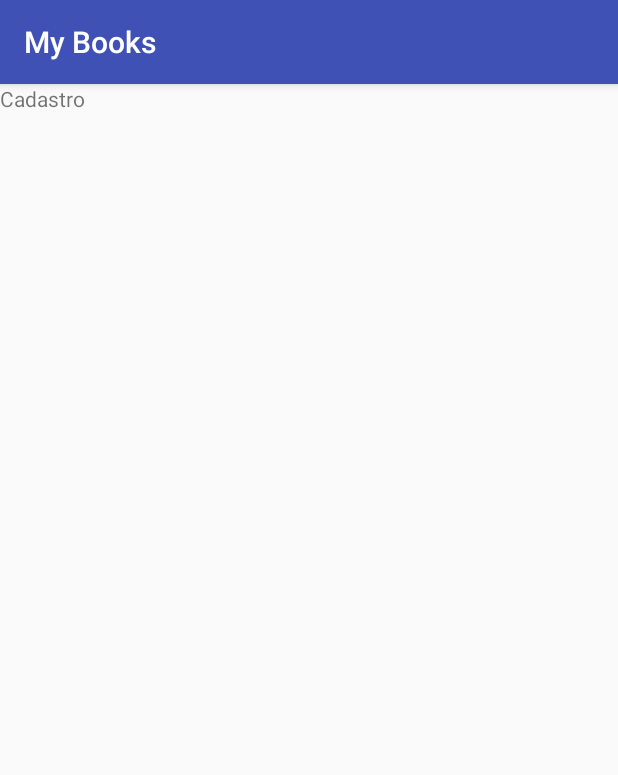
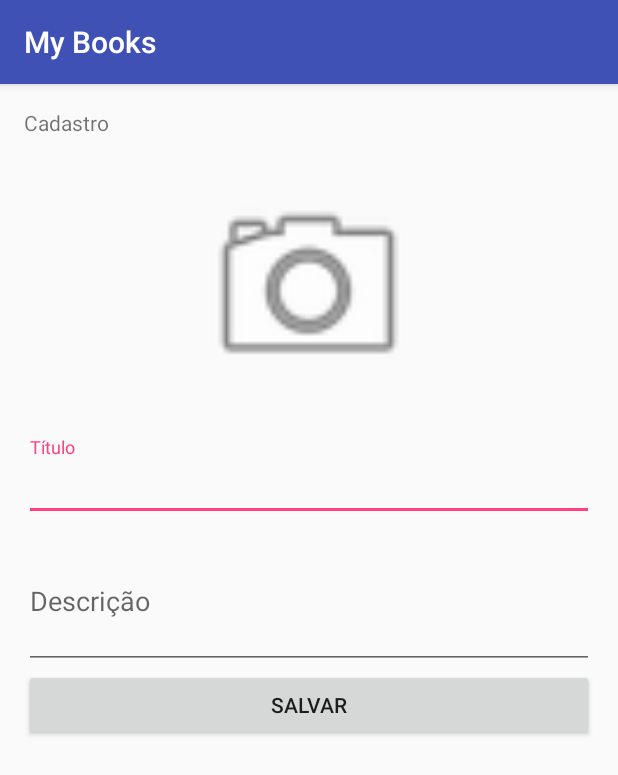
Before and after one commit to kaiqueroberto/MyBooks, an Android app: the CadastroActivity screen opened directly, with no data from a screen before it, on a phone screen of 412 x 824 dp. Shown: the top 775 px of the screen. Run offline under Robolectric (Android 15) with nearby library versions, the phone set to English and light mode, and no system bars.

Commit message:
Cadastro

```diff
--- a/app/src/main/res/layout/activity_cadastro.xml
+++ b/app/src/main/res/layout/activity_cadastro.xml
@@ -1,14 +1,61 @@
 <?xml version="1.0" encoding="utf-8"?>
-<android.support.constraint.ConstraintLayout xmlns:android="http://schemas.android.com/apk/res/android"
+<LinearLayout xmlns:android="http://schemas.android.com/apk/res/android"
     xmlns:app="http://schemas.android.com/apk/res-auto"
     xmlns:tools="http://schemas.android.com/tools"
     android:layout_width="match_parent"
     android:layout_height="match_parent"
-    tools:context=".CadastroActivity">
+    tools:context=".CadastroActivity"
+    android:padding="16dp"
+    android:orientation="vertical">
 
     <TextView
         android:layout_width="wrap_content"
         android:layout_height="wrap_content"
         android:text="Cadastro" />
 
-</android.support.constraint.ConstraintLayout>
+
+    <ImageView
+        android:layout_width="150dp"
+        android:layout_height="200dp"
+        android:id="@+id/imgLivroCapa"
+        android:layout_gravity="center_horizontal"
+        android:src="@android:drawable/ic_menu_camera"
+        android:onClick="abrirGaleria"
+        />
+
+
+    <android.support.design.widget.TextInputLayout
+        android:layout_width="match_parent"
+        android:layout_height="wrap_content">
+        <EditText
+            android:layout_width="match_parent"
+            android:layout_height="wrap_content"
+            android:hint="Título"
+            android:id="@+id/txtTitulo"
+            android:inputType="text"
+            />
+    </android.support.design.widget.TextInputLayout>
+
+
+
+<android.support.design.widget.TextInputLayout
+    android:layout_width="match_parent"
+    android:layout_height="wrap_content">
+    <EditText
+        android:layout_width="match_parent"
+        android:layout_height="wrap_content"
+        android:hint="Descrição"
+        android:id="@+id/txtDescricao"
+        android:lines="3"
+        />
+
+</android.support.design.widget.TextInputLayout>
+
+    <Button
+        android:layout_width="match_parent"
+        android:layout_height="wrap_content"
+        android:text="Salvar"
+        android:onClick="salvarLivro"
+        />
+
+</LinearLayout>
```
Also changed, not shown: app/src/main/java/br/com/senaijandira/mybooks/CadastroActivity.java (+86 -0 lines), app/src/main/java/br/com/senaijandira/mybooks/MainActivity.java (+4 -9 lines).
